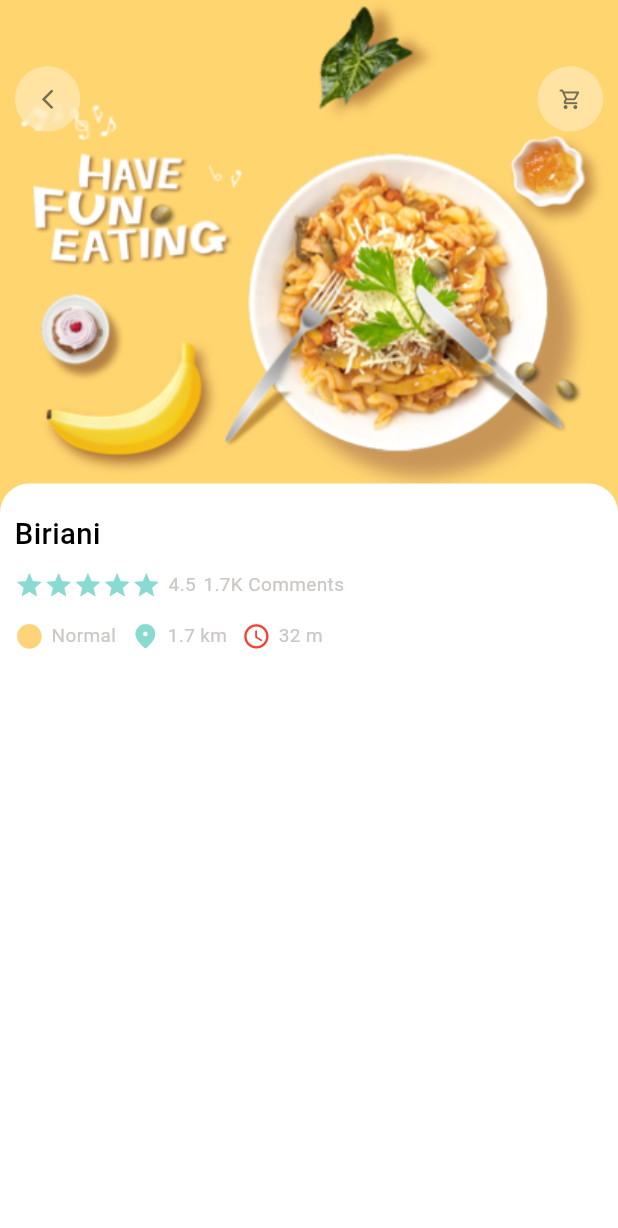
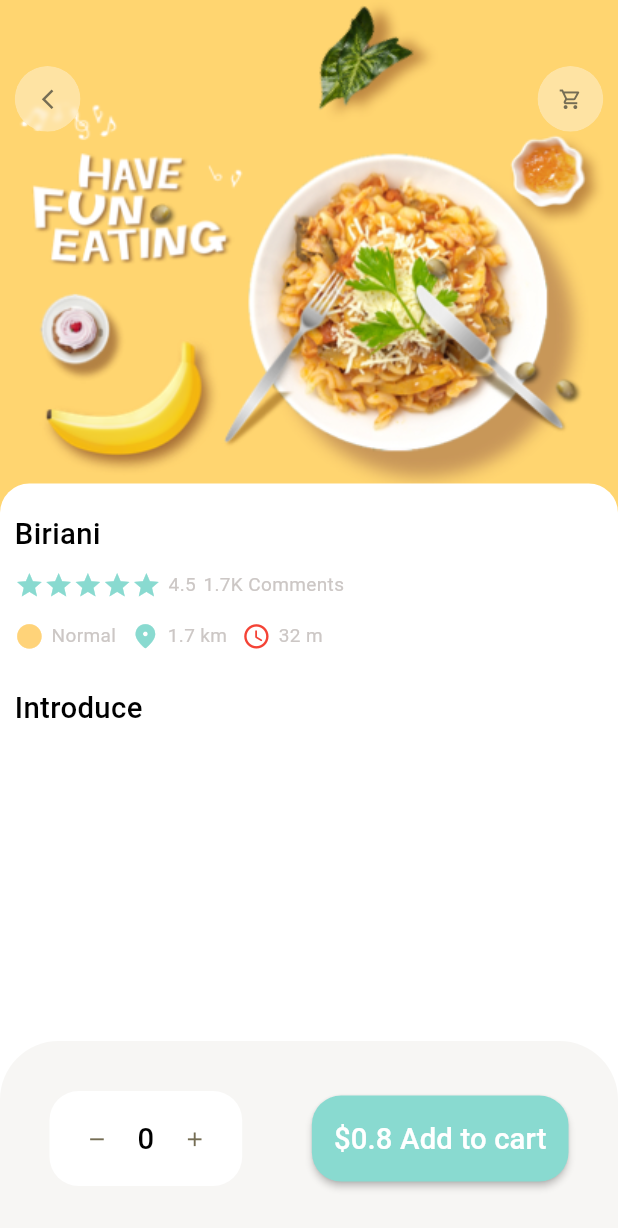
Before and after one commit to SaifAllahGharib/food_craft, a Flutter app: the PopularFoodDetails screen opened directly, on a phone screen of 412 x 824 dp. Shown: the top 1228 px of the screen. Run offline on Flutter 3.47's test engine with Material 3 defaults, Android fonts, the phone set to English and light mode, and no system bars; our stand-ins replace cached_network_image, device_preview, firebase_core, go_router, smooth_page_indicator; accounts and stored records are empty.

Commit message:
create custom navigation bar

```diff
--- a/lib/core/utils/routes.dart
+++ b/lib/core/utils/routes.dart
@@ -1,10 +1,11 @@
-import 'package:food_craft/features/home/presentation/view/home_view.dart';
+import 'package:food_craft/features/home/presentation/view/popular_food_details.dart';
 import 'package:go_router/go_router.dart';
 
 class AppRouter {
   static final routes = GoRouter(
     routes: [
-      GoRoute(path: '/', builder: (context, state) => const HomeView()),
+      GoRoute(
+          path: '/', builder: (context, state) => const PopularFoodDetails()),
     ],
   );
 }
--- a/lib/features/home/presentation/view/popular_food_details.dart
+++ b/lib/features/home/presentation/view/popular_food_details.dart
@@ -1,4 +1,5 @@
 import 'package:flutter/material.dart';
+import 'package:food_craft/features/home/presentation/view/widgets/custom_bottom_navigation_bar.dart';
 import 'package:food_craft/features/home/presentation/view/widgets/popular_food_details_body.dart';
 
 class PopularFoodDetails extends StatelessWidget {
@@ -8,6 +9,7 @@ class PopularFoodDetails extends StatelessWidget {
   Widget build(BuildContext context) {
     return const Scaffold(
       body: PopularFoodDetailsBody(),
+      bottomNavigationBar: CustomBottomNavigationBar(),
     );
   }
 }
--- /dev/null
+++ b/lib/features/home/presentation/view/widgets/custom_bottom_navigation_bar.dart
@@ -0,0 +1,71 @@
+import 'package:flutter/material.dart';
+import 'package:food_craft/core/utils/colors.dart';
+import 'package:food_craft/core/utils/dimensions.dart';
+import 'package:food_craft/features/home/presentation/view/widgets/custom_icon_button.dart';
+import 'package:food_craft/features/home/presentation/view/widgets/custom_text.dart';
+
+class CustomBottomNavigationBar extends StatelessWidget {
+  const CustomBottomNavigationBar({super.key});
+
+  @override
+  Widget build(BuildContext context) {
+    return Container(
+      height: 130,
+      padding: EdgeInsets.symmetric(
+        horizontal: Dimensions.width20(context),
+        vertical: Dimensions.height20(context),
+      ),
+      decoration: BoxDecoration(
+        color: AppColors.buttonBackgroundColor,
+        borderRadius: BorderRadius.only(
+          topLeft: Radius.circular(Dimensions.radius20(context) * 2),
+          topRight: Radius.circular(Dimensions.radius20(context) * 2),
+        ),
+      ),
+      child: Row(
+        mainAxisAlignment: MainAxisAlignment.spaceAround,
+        children: [
+          Container(
+            padding: EdgeInsets.all(Dimensions.height10(context)),
+            decoration: BoxDecoration(
+              borderRadius: BorderRadius.circular(Dimensions.radius20(context)),
+              color: Colors.white,
+            ),
+            child: Row(
+              children: [
+                const CustomIconButton(
+                  icon: Icons.remove,
+                  bgColor: Colors.white,
+                ),
+                SizedBox(width: Dimensions.width10(context)),
+                const CustomText(
+                  text: "0",
+                  colorSmallText: Colors.black,
+                  bigText: true,
+                ),
+                SizedBox(width: Dimensions.width10(context)),
+                const CustomIconButton(
+                  icon: Icons.add,
+                  bgColor: Colors.white,
+                ),
+              ],
+            ),
+          ),
+          MaterialButton(
+            onPressed: () {},
+            color: AppColors.primaryColor,
+            padding: EdgeInsets.all(Dimensions.height15(context)),
+            shape: RoundedRectangleBorder(
+              borderRadius: BorderRadius.circular(Dimensions.radius20(context)),
+            ),
+            child: const CustomText(
+              text: "\$0.8 Add to cart",
+              bigText: true,
+              colorBigText: Colors.white,
+            ),
+          ),
+        ],
+      ),
+    );
+  }
+}
--- a/lib/features/home/presentation/view/widgets/custom_icon_button.dart
+++ b/lib/features/home/presentation/view/widgets/custom_icon_button.dart
@@ -5,8 +5,15 @@ import 'package:food_craft/core/utils/dimensions.dart';
 
 class CustomIconButton extends StatelessWidget {
   final IconData icon;
+  final Color iconColor;
+  final Color bgColor;
 
-  const CustomIconButton({super.key, required this.icon});
+  const CustomIconButton({
+    super.key,
+    required this.icon,
+    this.iconColor = const Color(0xff756d54),
+    this.bgColor = const Color(0x71fcf4e4),
+  });
 
   @override
   Widget build(BuildContext context) {
@@ -17,15 +24,15 @@ class CustomIconButton extends StatelessWidget {
         child: Container(
           width: Dimensions.height45(context),
           height: Dimensions.height45(context),
-          decoration: const BoxDecoration(
-            color: Color(0x71fcf4e4),
+          decoration: BoxDecoration(
+            color: bgColor,
             shape: BoxShape.circle,
           ),
           child: IconButton(
             onPressed: () {},
             icon: Icon(
               icon,
-              color: const Color(0xff756d54),
+              color: iconColor,
               size: Dimensions.iconSize16(context),
             ),
           ),
--- a/lib/features/home/presentation/view/widgets/popular_food_details_body.dart
+++ b/lib/features/home/presentation/view/widgets/popular_food_details_body.dart
@@ -3,6 +3,7 @@ import 'package:food_craft/core/utils/assets.dart';
 import 'package:food_craft/core/utils/dimensions.dart';
 import 'package:food_craft/features/home/presentation/view/widgets/custom_column.dart';
 import 'package:food_craft/features/home/presentation/view/widgets/custom_icon_button.dart';
+import 'package:food_craft/features/home/presentation/view/widgets/custom_text.dart';
 
 class PopularFoodDetailsBody extends StatelessWidget {
   const PopularFoodDetailsBody({super.key});
@@ -55,9 +56,15 @@ class PopularFoodDetailsBody extends StatelessWidget {
                   topLeft: Radius.circular(Dimensions.radius20(context)),
                 ),
               ),
-              child: const Column(
+              child: Column(
+                crossAxisAlignment: CrossAxisAlignment.start,
                 children: [
-                  CustomColumn(text: "Biriani"),
+                  const CustomColumn(text: "Biriani"),
+                  SizedBox(height: Dimensions.height20(context)),
+                  const CustomText(
+                    text: "Introduce",
+                    bigText: true,
+                  ),
                 ],
               ),
             ),
```
